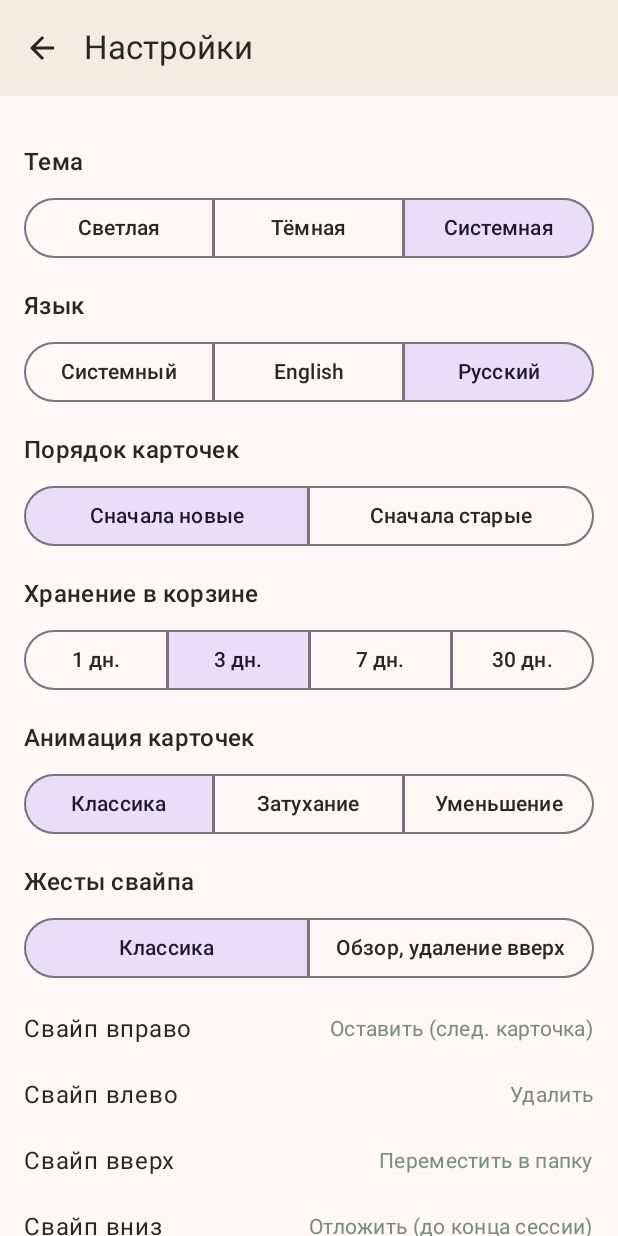
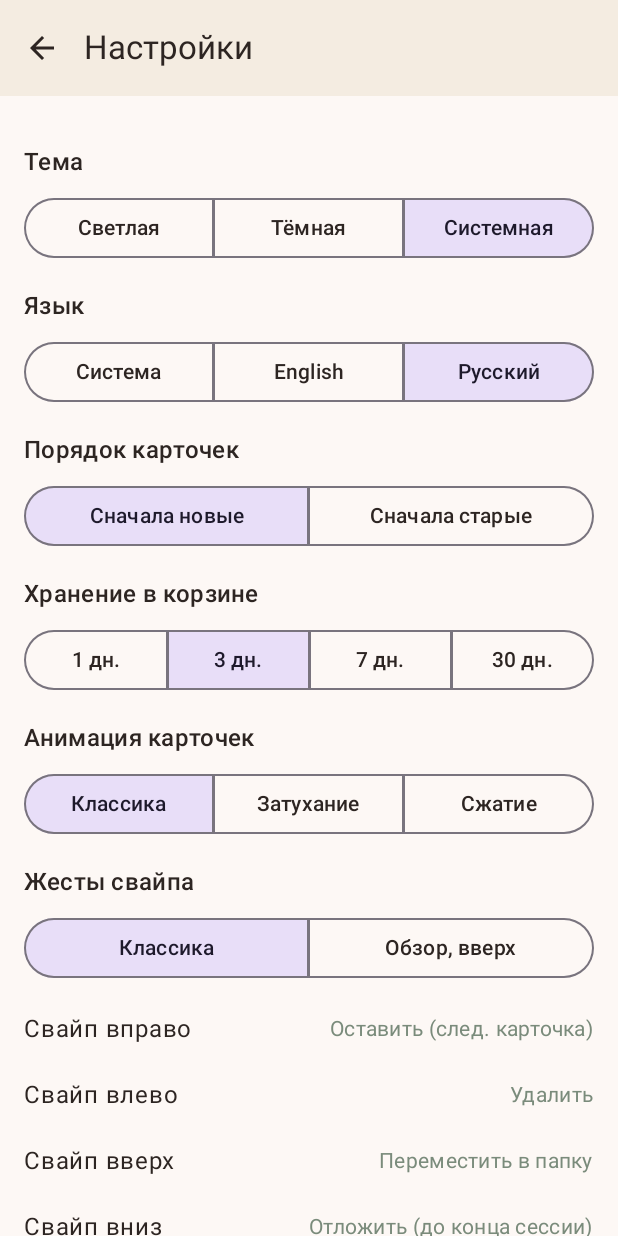
Before and after one commit to inikonoff/Roomie, an Android app built with Jetpack Compose: the SettingsScreen screen opened through its navigation route, after a tap on "Russian", on a phone screen of 412 x 824 dp. Run offline under Robolectric (Android 15) with nearby library versions, the phone set to English and light mode, and no system bars; libraries missing offline, so code that uses them is left out: coil3.video; 1 other tap on this screen came first.

Commit message:
Fix video thumbnail lag and Settings layout overflow from previous change
- MediaThumbnail was re-running the video frame-extraction decode from
  scratch every time a tile scrolled back into view (no caching), which
  is CPU/IO-heavy enough at scale to lag the whole grid and leave many
  tiles never finishing before being scrolled past. Now requests a fixed
  small size and caches decoded bitmaps in a process-wide LRU keyed by
  URI, so a video only gets decoded once per session.
- Settings' SegmentedButton has a fixed height and doesn't grow for
  multi-line content, so the longer Russian labels ("Системный",
  "Уменьшение", "Обзор, удаление вверх") wrapped and visually spilled
  into the row underneath instead of just wrapping. Shortened those
  three strings and constrained every segmented-button label to a single
  line with ellipsis so this can't happen again regardless of string
  length.

Co-Authored-By: Claude Sonnet 5 <noreply@anthropic.com>
Claude-Session: https://claude.ai/code/session_01Cxb7A9Ynf6HXgbWodev9Uy

```diff
--- a/app/src/main/java/com/roomie/app/ui/screens/settings/SettingsScreen.kt
+++ b/app/src/main/java/com/roomie/app/ui/screens/settings/SettingsScreen.kt
@@ -38,6 +38,7 @@ import androidx.compose.runtime.remember
 import androidx.compose.runtime.setValue
 import androidx.compose.ui.Alignment
 import androidx.compose.ui.Modifier
+import androidx.compose.ui.text.style.TextOverflow
 import androidx.compose.ui.unit.dp
 import com.roomie.app.data.media.GalleryFolder
 import com.roomie.app.data.media.SortOrder
@@ -121,6 +122,20 @@ fun SettingsScreen(
     }
 }
 
+/** A segmented-button label that can never wrap to a second line and spill past the button's
+ *  fixed height into whatever is below it — Material3's SegmentedButton doesn't grow for
+ *  multi-line content, so without this a longer translation (Russian labels run noticeably
+ *  longer than English ones) visually overlapped the row underneath instead of just wrapping. */
+@Composable
+private fun SegmentedLabel(text: String) {
+    Text(
+        text,
+        style = MaterialTheme.typography.labelLarge,
+        maxLines = 1,
+        overflow = TextOverflow.Ellipsis,
+    )
+}
+
 @Composable
 private fun SectionTitle(text: String) {
     Text(
@@ -154,7 +169,7 @@ private fun ThemeModeSelector(strings: AppStrings, current: ThemeMode, onSelecte
                 shape = SegmentedButtonDefaults.itemShape(index = index, count = options.size),
                 icon = {},
             ) {
-                Text(mode.label(strings))
+                SegmentedLabel(mode.label(strings))
             }
         }
     }
@@ -172,7 +187,7 @@ private fun LanguageModeSelector(strings: AppStrings, current: LanguageMode, onS
                 shape = SegmentedButtonDefaults.itemShape(index = index, count = options.size),
                 icon = {},
             ) {
-                Text(mode.label(strings))
+                SegmentedLabel(mode.label(strings))
             }
         }
     }
@@ -193,7 +208,7 @@ private fun SortOrderSelector(strings: AppStrings, current: SortOrder, onSelecte
                 shape = SegmentedButtonDefaults.itemShape(index = index, count = options.size),
                 icon = {},
             ) {
-                Text(label)
+                SegmentedLabel(label)
             }
         }
     }
@@ -211,7 +226,7 @@ private fun RetentionSelector(strings: AppStrings, currentDays: Int, onSelected:
                 shape = SegmentedButtonDefaults.itemShape(index = index, count = options.size),
                 icon = {},
             ) {
-                Text(strings.retentionDays(days))
+                SegmentedLabel(strings.retentionDays(days))
             }
         }
     }
@@ -252,7 +267,7 @@ private fun CardAnimationStyleSelector(
                 shape = SegmentedButtonDefaults.itemShape(index = index, count = options.size),
                 icon = {},
             ) {
-                Text(style.label(strings))
+                SegmentedLabel(style.label(strings))
             }
         }
     }
@@ -274,7 +289,7 @@ private fun GesturePresetRow(
                 shape = SegmentedButtonDefaults.itemShape(index = index, count = options.size),
                 icon = {},
             ) {
-                Text(preset.label(strings))
+                SegmentedLabel(preset.label(strings))
             }
         }
     }
--- a/app/src/main/java/com/roomie/app/ui/strings/AppStrings.kt
+++ b/app/src/main/java/com/roomie/app/ui/strings/AppStrings.kt
@@ -218,7 +218,7 @@ object RussianStrings : AppStrings {
     override val themeDark = "Тёмная"
     override val themeSystem = "Системная"
     override val sectionLanguage = "Язык"
-    override val languageSystem = "Системный"
+    override val languageSystem = "Система"
     override val languageEnglish = "English"
     override val languageRussian = "Русский"
     override val sectionCardOrder = "Порядок карточек"
@@ -229,10 +229,10 @@ object RussianStrings : AppStrings {
     override val sectionCardAnimation = "Анимация карточек"
     override val animationClassic = "Классика"
     override val animationFade = "Затухание"
-    override val animationShrink = "Уменьшение"
+    override val animationShrink = "Сжатие"
     override val sectionSwipeGestures = "Жесты свайпа"
     override val presetClassic = "Классика"
-    override val presetBrowseDeleteUp = "Обзор, удаление вверх"
+    override val presetBrowseDeleteUp = "Обзор, вверх"
     override val swipeRight = "Свайп вправо"
     override val swipeLeft = "Свайп влево"
     override val swipeUp = "Свайп вверх"
```
Also changed, not shown: app/src/main/java/com/roomie/app/ui/components/MediaThumbnail.kt (+19 -14 lines).
